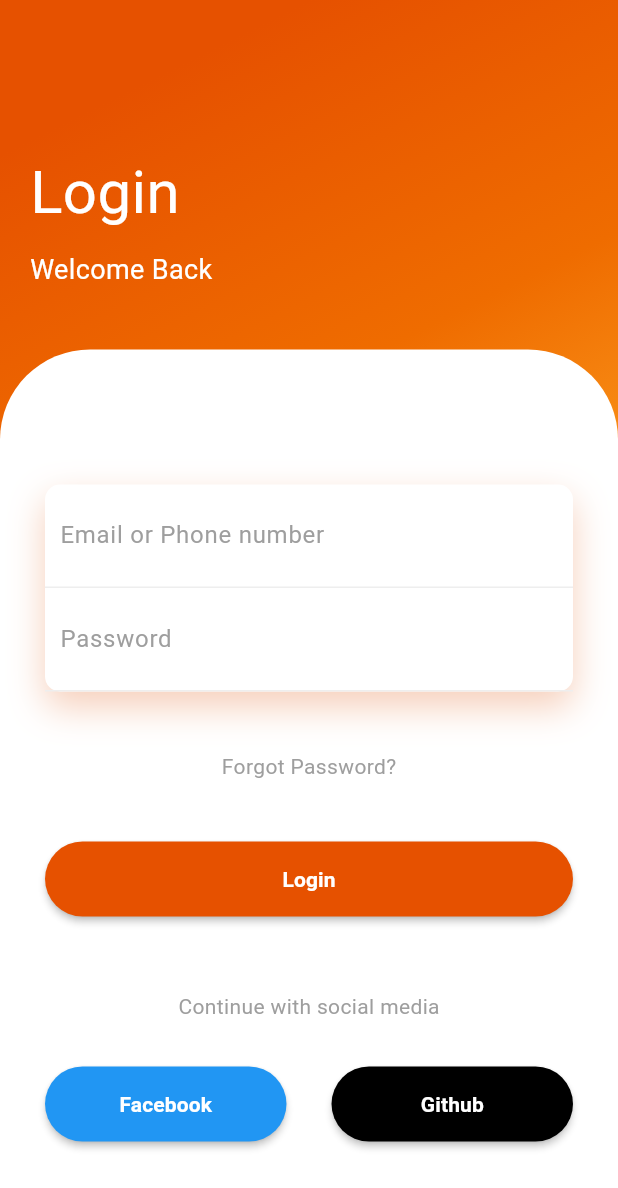
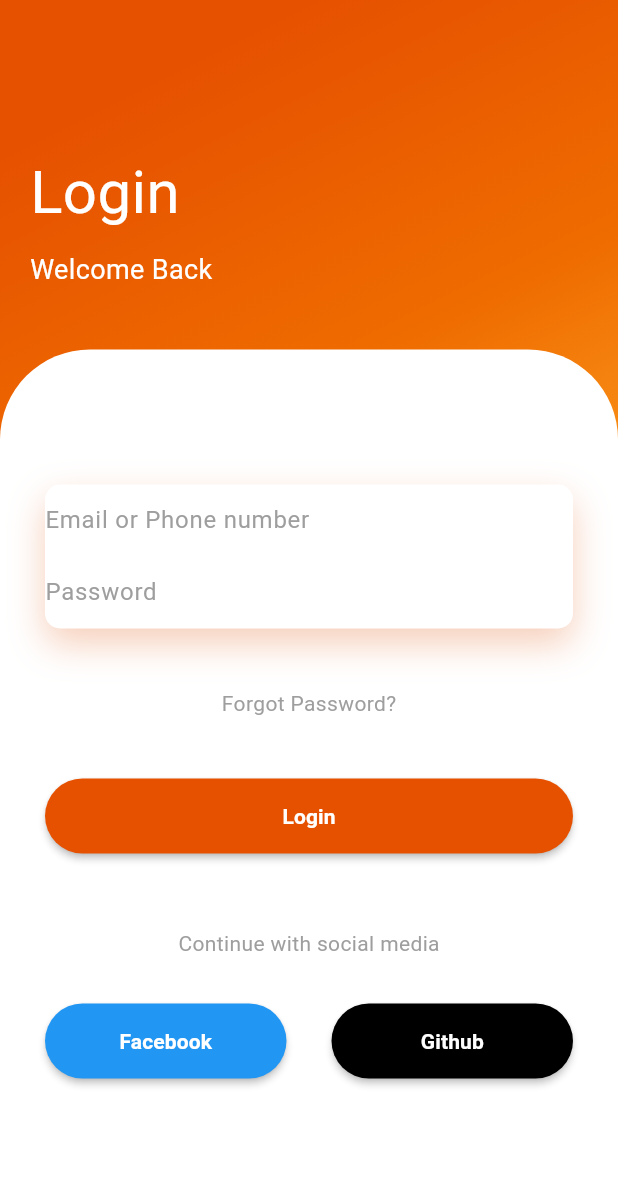
Before and after one commit to OsminAlex/Trueque_Tech, a Flutter app: the screen it shows after launch, after a tap on "Login", on a phone screen of 412 x 824 dp. Shown: the top 1188 px of the screen. Run offline on Flutter 3.47's test engine with Material 3 defaults, Android fonts, the phone set to English and light mode, and no system bars; drawn by our look-alikes of flutter_form_builder; our stand-ins replace animate_do, firebase_auth, firebase_core, shared_preferences; accounts and stored records are empty.

Commit message:
Funciona el login aaaaaaaaaaaaa

```diff
--- a/lib/pages/login_page.dart
+++ b/lib/pages/login_page.dart
@@ -84,29 +84,20 @@ class LoginPage extends StatelessWidget {
                                       blurRadius: 20,
                                       offset: Offset(0, 10))
                                 ]),
-                            child: Column(
-                              children: <Widget>[
-                                Container(
-                                  padding: const EdgeInsets.all(10),
-                                  decoration: BoxDecoration(
-                                      border: Border(
-                                          bottom: BorderSide(
-                                              color: Colors.grey.shade200))),
-                                  child: const TextField(
+                            child: FormBuilder(
+                              key: _formKey,
+                              child: Column(
+                                children: <Widget>[
+                                  FormBuilderTextField(
+                                    name: 'user',
                                     decoration: InputDecoration(
                                         hintText: "Email or Phone number",
                                         hintStyle:
                                             TextStyle(color: Colors.grey),
                                         border: InputBorder.none),
                                   ),
-                                ),
-                                Container(
-                                  padding: const EdgeInsets.all(10),
-                                  decoration: BoxDecoration(
-                                      border: Border(
-                                          bottom: BorderSide(
-                                              color: Colors.grey.shade200))),
-                                  child: const TextField(
+                                  FormBuilderTextField(
+                                    name: 'pass',
                                     obscureText: true,
                                     decoration: InputDecoration(
                                         hintText: "Password",
@@ -114,8 +105,8 @@ class LoginPage extends StatelessWidget {
                                             TextStyle(color: Colors.grey),
                                         border: InputBorder.none),
                                   ),
-                                ),
-                              ],
+                                ],
+                              ),
                             ),
                           )),
                       const SizedBox(
@@ -137,8 +128,25 @@ class LoginPage extends StatelessWidget {
                               _formKey.currentState?.save();
                               if (_formKey.currentState?.validate() == true) {
                                 final v = _formKey.currentState?.value;
-                                var result = await _auth.createAcount(
-                                    v?['user'], v?['pass']);
+                                if (v?['user'] != null && v?['pass'] != null) {
+                                  var result = await _auth.createAcount(
+                                      v?['user'], v?['pass']);
+                                  // El resto de tu código...
+
+                                  if (result == 1) {
+                                    showSnackBar(context,
+                                        "Error, password demasiado debil");
+                                  } else if (result == 2) {
+                                    showSnackBar(
+                                        context, "Error, email ya en uso");
+                                  } else if (result != null) {
+                                    Navigator.popAndPushNamed(
+                                        context, DashBoardPage.routename);
+                                  }
+                                } else {
+                                  print(
+                                      'Los campos de usuario y contraseña no pueden ser nulos');
+                                }
 
                                 // switch (result) {
                                 //   case 1:
@@ -152,17 +160,6 @@ class LoginPage extends StatelessWidget {
                                 //     Navigator.popAndPushNamed( context, DashBoardPage.routename);
                                 //   default:
                                 // }
-
-                                if (result == 1) {
-                                  showSnackBar(context,
-                                      "Error, password demasiado debil");
-                                } else if (result == 2) {
-                                  showSnackBar(
-                                      context, "Error, email ya en uso");
-                                } else if (result != null) {
-                                  Navigator.popAndPushNamed(
-                                      context, DashBoardPage.routename);
-                                }
                               }
 
                               //showSnackBar(context, "Iniciando sesion...");
```
